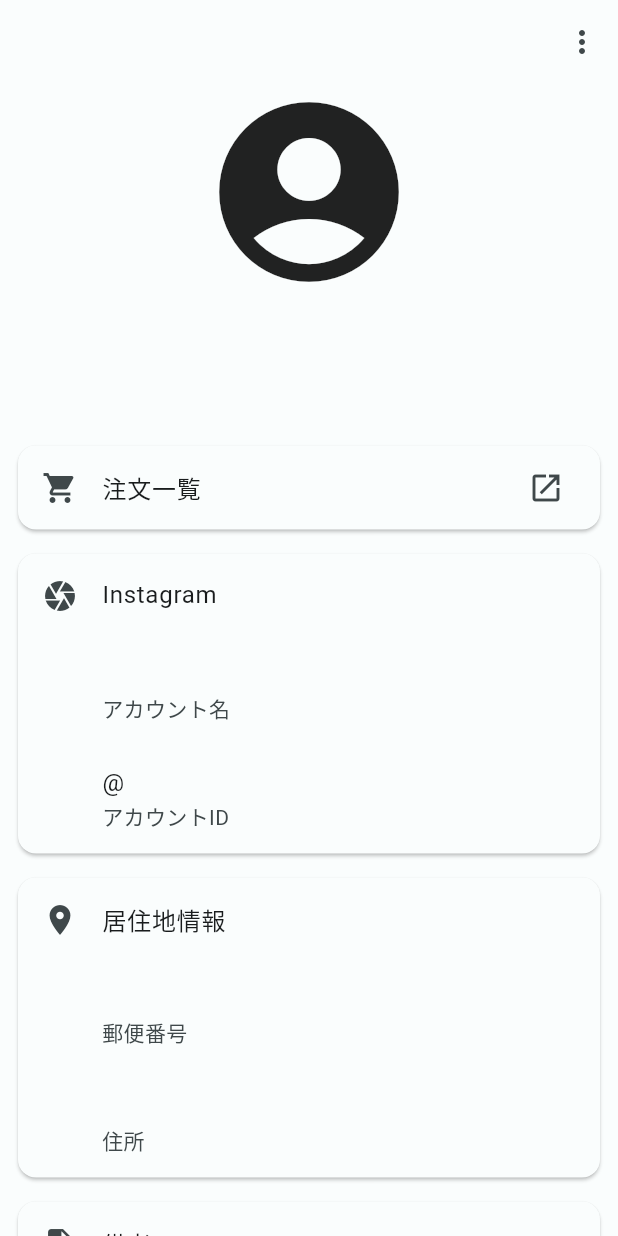
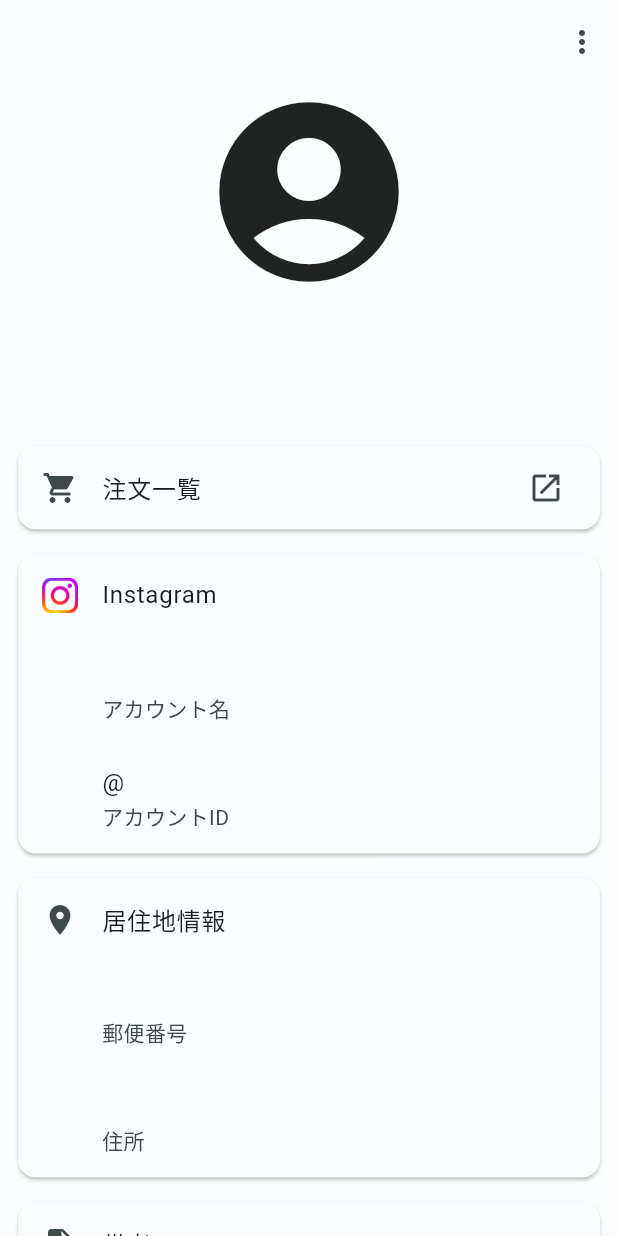
Before and after one commit to marokoro7636/CustomerManagement, a Flutter app: the CustomerInfoScreen screen opened directly with empty values, on a phone screen of 412 x 824 dp. Run offline on Flutter 3.47's test engine with Material 2 defaults, Android fonts, the phone set to English and light mode, and no system bars; our stand-ins replace freezed_annotation, go_router, google_fonts, google_sign_in, hooks_riverpod, month_picker_dialog and 2 more; missing offline and left inert: extension_google_sign_in_as_googleapis_auth, googleapis; accounts and stored records are empty.

Commit message:
Added Instagram icon

```diff
--- a/lib/ui/customer_info/customer_info_screen.dart
+++ b/lib/ui/customer_info/customer_info_screen.dart
@@ -59,9 +59,13 @@ class CustomerInfoScreen extends HookConsumerWidget {
                   clipBehavior: Clip.hardEdge,
                   child: Column(
                     children: [
-                      const ListTile(
-                        title: Text('Instagram'),
-                        leading: Icon(Icons.camera),
+                      ListTile(
+                        title: const Text('Instagram'),
+                        leading: Image.asset(
+                          'assets/Instagram.png',
+                          width: 24,
+                          height: 24,
+                        ),
                       ),
                       ListTile(
                         title: Text(state.accountName),
--- a/pubspec.yaml
+++ b/pubspec.yaml
@@ -86,9 +86,8 @@ flutter:
   uses-material-design: true
 
   # To add assets to your application, add an assets section, like this:
-  # assets:
-  #   - images/a_dot_burr.jpeg
-  #   - images/a_dot_ham.jpeg
+  assets:
+    - assets/Instagram.png
 
   # An image asset can refer to one or more resolution-specific "variants", see
   # https://flutter.dev/assets-and-images/#resolution-aware
```
Also changed, not shown: assets/Instagram.png (added).
